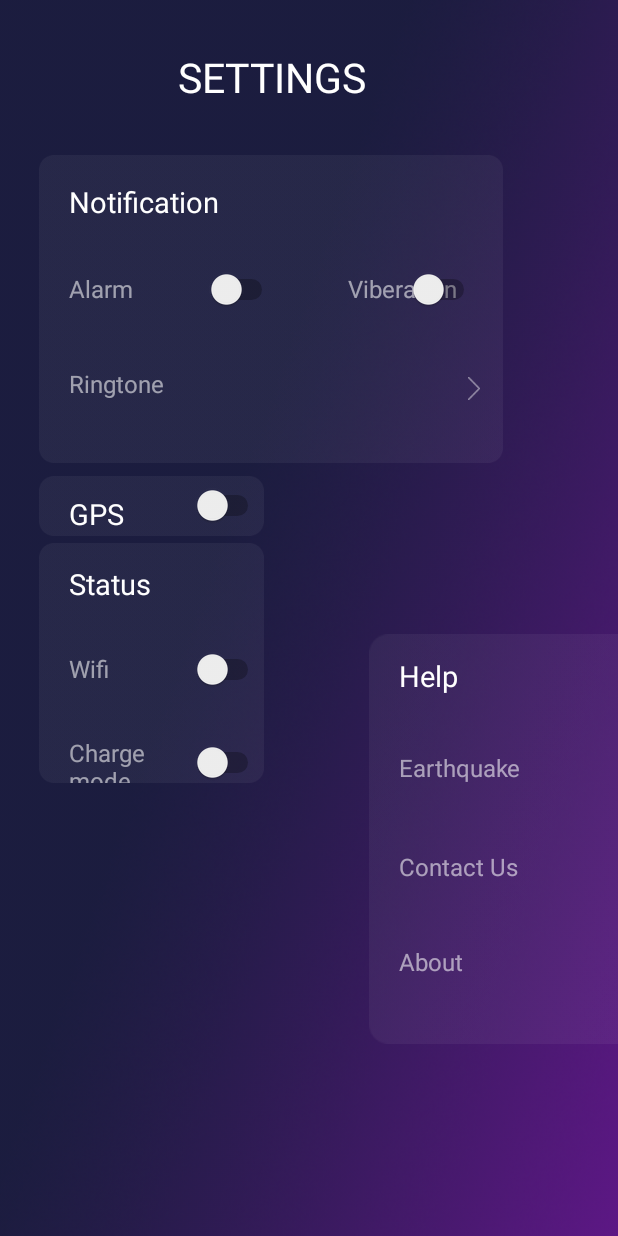
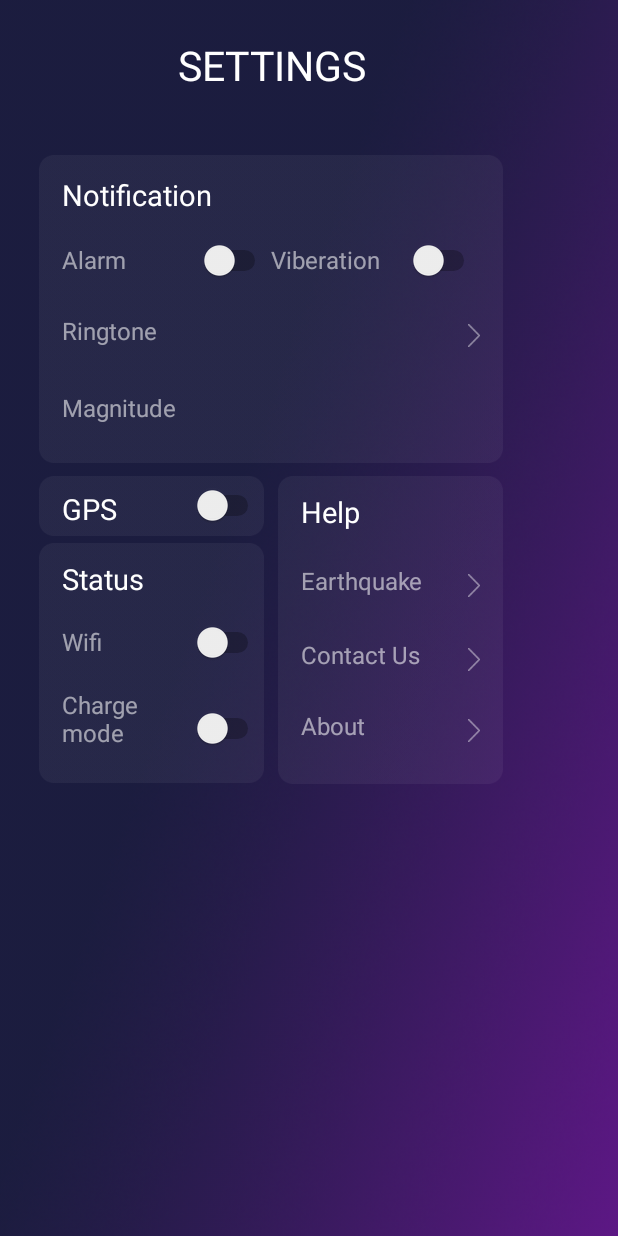
Before and after one commit to kevinyu0506/EarthquakeApp-Android, an Android app: the screen it shows after launch (settings), on a phone screen of 412 x 824 dp. Run offline under Robolectric (Android 15) with nearby library versions, the phone set to English and light mode, and no system bars.

Commit message:
排版完成

```diff
--- a/app/src/main/res/layout/activity_settings.xml
+++ b/app/src/main/res/layout/activity_settings.xml
@@ -13,7 +13,7 @@
         android:id="@+id/settings"
         android:layout_width="wrap_content"
         android:layout_height="wrap_content"
-        android:layout_marginTop="48.8px"
+        android:layout_marginTop="24.4dp"
         android:layout_marginLeft="118dp"
         app:layout_constraintLeft_toLeftOf="parent"
         app:layout_constraintTop_toTopOf="parent"
@@ -39,9 +39,9 @@
             android:layout_height="wrap_content"
             android:text="Notification"
             android:textSize="19dp"
-            android:layout_marginLeft="30px"
-            android:layout_marginStart="30px"
-            android:layout_marginTop="27.19px"
+            android:layout_marginLeft="15dp"
+            android:layout_marginStart="15dp"
+            android:layout_marginTop="13.595dp"
             android:layout_alignParentTop="true"
             android:layout_alignParentLeft="true"
             android:layout_alignParentStart="true"
@@ -53,9 +53,9 @@
             android:layout_height="wrap_content"
             android:text="Alarm"
             android:textSize="16dp"
-            android:layout_marginLeft="30px"
-            android:layout_marginStart="30px"
-            android:layout_marginTop="117.22px"
+            android:layout_marginLeft="15dp"
+            android:layout_marginStart="15dp"
+            android:layout_marginTop="58.61dp"
             android:layout_alignParentTop="true"
             android:layout_alignParentLeft="true"
             android:layout_alignParentStart="true"
@@ -67,9 +67,9 @@
             android:layout_height="wrap_content"
             android:text="Ringtone"
             android:textSize="16dp"
-            android:layout_marginLeft="30px"
-            android:layout_marginStart="30px"
-            android:layout_marginTop="212.22px"
+            android:layout_marginLeft="15dp"
+            android:layout_marginStart="15dp"
+            android:layout_marginTop="106.11dp"
             android:layout_alignParentTop="true"
             android:layout_alignParentLeft="true"
             android:layout_alignParentStart="true"
@@ -81,9 +81,9 @@
             android:layout_height="wrap_content"
             android:text="Magnitude"
             android:textSize="16dp"
-            android:layout_marginLeft="30px"
-            android:layout_marginStart="30px"
-            android:layout_marginTop="314.22px"
+            android:layout_marginLeft="15dp"
+            android:layout_marginStart="15dp"
+            android:layout_marginTop="157.11dp"
             android:layout_alignParentTop="true"
             android:layout_alignParentLeft="true"
             android:layout_alignParentStart="true"
@@ -95,9 +95,9 @@
             android:layout_height="wrap_content"
             android:text="Viberation"
             android:textSize="16dp"
-            android:layout_marginLeft="309px"
-            android:layout_marginStart="309px"
-            android:layout_marginTop="117.22px"
+            android:layout_marginLeft="154.5dp"
+            android:layout_marginStart="154.5dp"
+            android:layout_marginTop="58.61dp"
             android:layout_alignParentTop="true"
             android:layout_alignParentLeft="true"
             android:layout_alignParentStart="true"
@@ -156,9 +156,9 @@
             android:layout_alignParentTop="true"
             android:layout_alignParentLeft="true"
             android:layout_alignParentStart="true"
-            android:layout_marginLeft="30px"
-            android:layout_marginStart="30px"
-            android:layout_marginTop="17.9px"
+            android:layout_marginLeft="15dp"
+            android:layout_marginStart="15dp"
+            android:layout_marginTop="8.95dp"
             android:textColor="#ffffff"/>
 
         <Switch
@@ -190,9 +190,9 @@
             android:layout_alignParentTop="true"
             android:layout_alignParentLeft="true"
             android:layout_alignParentStart="true"
-            android:layout_marginLeft="30px"
-            android:layout_marginStart="30px"
-            android:layout_marginTop="20.9px"
+            android:layout_marginLeft="15dp"
+            android:layout_marginStart="15dp"
+            android:layout_marginTop="10.45dp"
             android:textColor="#ffffff"/>
 
         <TextView
@@ -204,9 +204,9 @@
             android:layout_alignParentTop="true"
             android:layout_alignParentLeft="true"
             android:layout_alignParentStart="true"
-            android:layout_marginLeft="30px"
-            android:layout_marginStart="30px"
-            android:layout_marginTop="109.22px"
+            android:layout_marginLeft="15dp"
+            android:layout_marginStart="15dp"
+            android:layout_marginTop="54.61dp"
             android:textColor="#90ffffff"/>
 
         <TextView
@@ -218,9 +218,9 @@
             android:layout_alignParentTop="true"
             android:layout_alignParentLeft="true"
             android:layout_alignParentStart="true"
-            android:layout_marginLeft="30px"
-            android:layout_marginStart="30px"
-            android:layout_marginTop="193.22px"
+            android:layout_marginLeft="15dp"
+            android:layout_marginStart="15dp"
+            android:layout_marginTop="96.61dp"
             android:textColor="#90ffffff"
             android:layout_alignRight="@+id/status"
             android:layout_alignEnd="@+id/status" />
@@ -247,10 +247,10 @@
 
     <RelativeLayout
         android:id="@+id/helpLayout"
-        android:layout_width="300px"
-        android:layout_height="410px"
-        android:layout_marginTop="634px"
-        android:layout_marginLeft="369px"
+        android:layout_width="150dp"
+        android:layout_height="205dp"
+        android:layout_marginTop="317dp"
+        android:layout_marginLeft="185dp"
         app:layout_constraintTop_toTopOf="parent"
         app:layout_constraintLeft_toLeftOf="parent"
         android:background="@drawable/help_frame">
@@ -265,9 +265,9 @@
             android:layout_alignParentTop="true"
             android:layout_alignParentLeft="true"
             android:layout_alignParentStart="true"
-            android:layout_marginLeft="30px"
-            android:layout_marginStart="30px"
-            android:layout_marginTop="21.5px"
+            android:layout_marginLeft="15dp"
+            android:layout_marginStart="15dp"
+            android:layout_marginTop="10.75dp"
             android:textColor="#ffffff"/>
 
         <TextView
@@ -279,9 +279,9 @@
             android:layout_alignParentTop="true"
             android:layout_alignParentLeft="true"
             android:layout_alignParentStart="true"
-            android:layout_marginLeft="30px"
-            android:layout_marginStart="30px"
-            android:layout_marginTop="117.22px"
+            android:layout_marginLeft="15dp"
+            android:layout_marginStart="15dp"
+            android:layout_marginTop="58.61dp"
             android:textColor="#90ffffff"/>
 
         <TextView
@@ -293,9 +293,9 @@
             android:layout_alignParentTop="true"
             android:layout_alignParentLeft="true"
             android:layout_alignParentStart="true"
-            android:layout_marginLeft="30px"
-            android:layout_marginStart="30px"
-            android:layout_marginTop="216.22px"
+            android:layout_marginLeft="15dp"
+            android:layout_marginStart="15dp"
+            android:layout_marginTop="108.11dp"
             android:textColor="#90ffffff"/>
 
         <TextView
@@ -307,9 +307,9 @@
             android:layout_alignParentTop="true"
             android:layout_alignParentLeft="true"
             android:layout_alignParentStart="true"
-            android:layout_marginLeft="30px"
-            android:layout_marginStart="30px"
-            android:layout_marginTop="311.22px"
+            android:layout_marginLeft="15dp"
+            android:layout_marginStart="15dp"
+            android:layout_marginTop="155.61dp"
             android:textColor="#90ffffff"/>
 
         <ImageView
```
